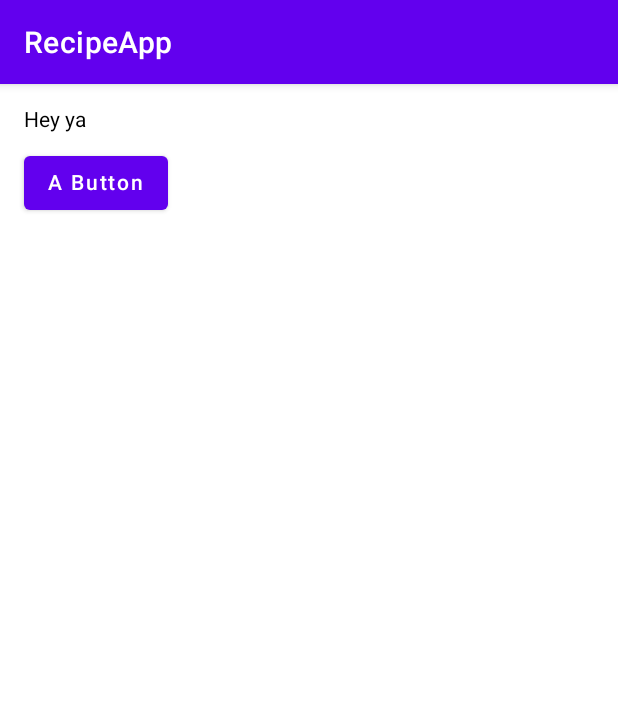
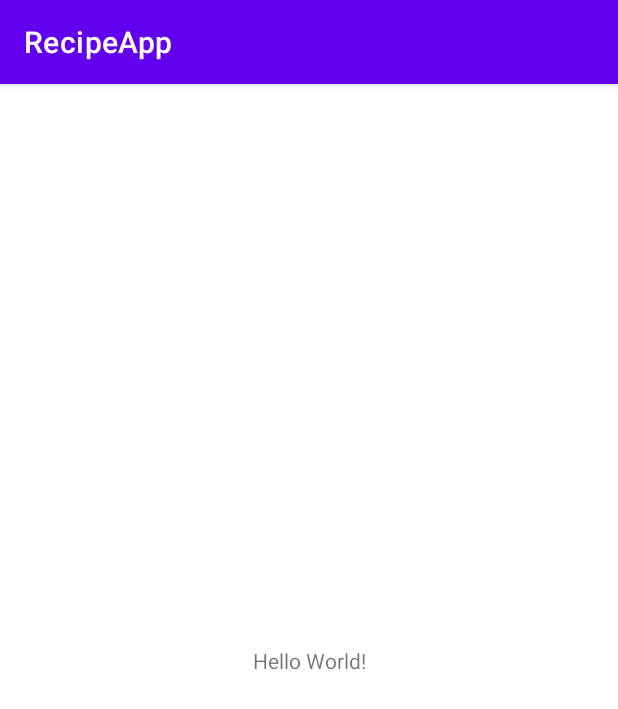
Before and after one commit to mattlenehan/RecipeApp, an Android app: the screen it shows after launch (MainActivity), on a phone screen of 412 x 824 dp. Shown: the top 709 px of the screen. Run offline under Robolectric (Android 15) with nearby library versions, the phone set to English and light mode, and no system bars.

```diff
--- a/app/build.gradle
+++ b/app/build.gradle
@@ -24,8 +24,8 @@ android {
         }
     }
     compileOptions {
-        sourceCompatibility JavaVersion.VERSION_1_8
-        targetCompatibility JavaVersion.VERSION_1_8
+        sourceCompatibility JavaVersion.VERSION_11
+        targetCompatibility JavaVersion.VERSION_11
     }
     kotlinOptions {
         jvmTarget = "1.8"
--- a/app/src/main/java/com/example/recipeapp/MainActivity.kt
+++ b/app/src/main/java/com/example/recipeapp/MainActivity.kt
@@ -2,30 +2,14 @@ package com.example.recipeapp
 
 import androidx.appcompat.app.AppCompatActivity
 import android.os.Bundle
-import androidx.activity.compose.setContent
-import androidx.compose.foundation.layout.Column
-import androidx.compose.foundation.layout.Spacer
-import androidx.compose.foundation.layout.padding
-import androidx.compose.material.Button
-import androidx.compose.material.Text
-import androidx.compose.ui.Modifier
-import androidx.compose.ui.unit.dp
 
-class MainActivity : AppCompatActivity() {
+class MainActivity : AppCompatActivity(){
+
     override fun onCreate(savedInstanceState: Bundle?) {
         super.onCreate(savedInstanceState)
-        setContent {
-            Column(
-                modifier = Modifier.padding(16.dp)
-            ) {
-                Text(text = "Hey ya")
-                Spacer(modifier = Modifier.padding(top = 10.dp))
-                Button(
-                    onClick = {}
-                ) {
-                    Text(text = "A Button")
-                }
-            }
-        }
+        setContentView(R.layout.activity_main)
+
     }
+
+
 }
--- a/build.gradle
+++ b/build.gradle
@@ -1,3 +1,4 @@
+// Top-level build file where you can add configuration options common to all sub-projects/modules.
 buildscript {
     ext.kotlin_version = "1.4.30"
     repositories {
```
Also changed, not shown: app/src/main/res/drawable/ic_structuredavailability.xml (added, +46 -0 lines), gradle.properties (+9 -11 lines).
